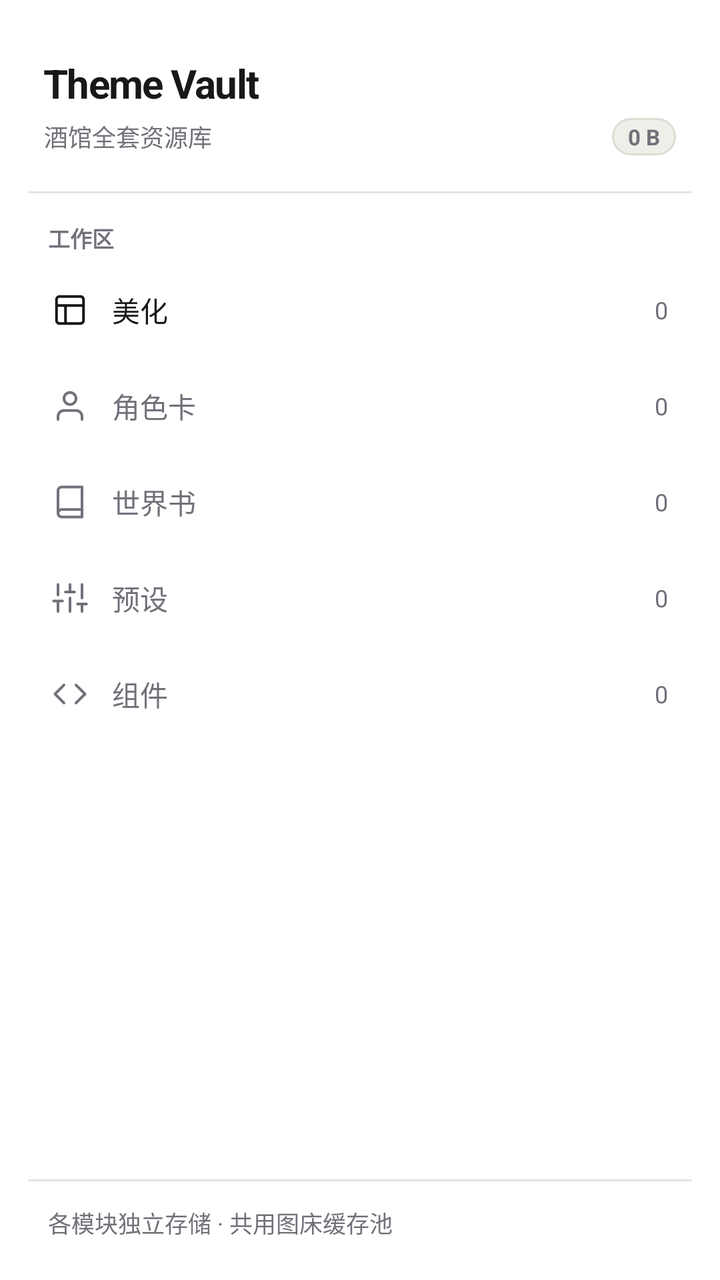
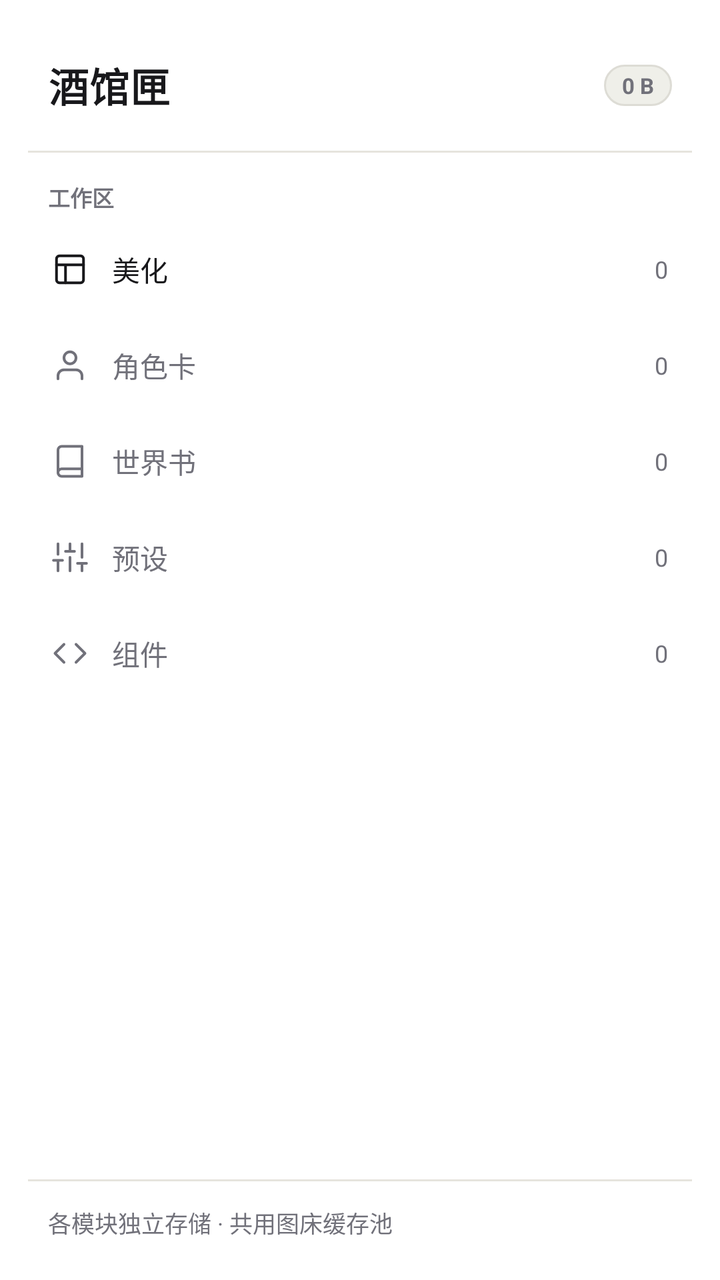

An Android layout rendered at two revisions. The XML below is the earlier revision; the diff shows what the commit changed to produce the second picture.
<!-- AndroidManifest.xml: application theme Theme.STThemeVault -->
<!-- res/layout/layout_drawer.xml -->
<?xml version="1.0" encoding="utf-8"?>
<LinearLayout xmlns:android="http://schemas.android.com/apk/res/android"
    xmlns:app="http://schemas.android.com/apk/res-auto"
    android:layout_width="276dp"
    android:layout_height="match_parent"
    android:layout_gravity="start"
    android:background="@color/surface"
    android:clickable="true"
    android:focusable="true"
    android:orientation="vertical"
    android:paddingHorizontal="14dp"
    android:paddingTop="28dp"
    android:paddingBottom="20dp">

    
    <LinearLayout
        android:layout_width="match_parent"
        android:layout_height="wrap_content"
        android:orientation="vertical"
        android:paddingHorizontal="8dp"
        android:paddingBottom="18dp">

        <TextView
            android:layout_width="wrap_content"
            android:layout_height="wrap_content"
            android:letterSpacing="-0.03"
            android:text="Theme Vault"
            android:textColor="@color/text_primary"
            android:textSize="20sp"
            android:textStyle="bold" />

        <LinearLayout
            android:layout_width="match_parent"
            android:layout_height="wrap_content"
            android:layout_marginTop="4dp"
            android:gravity="center_vertical"
            android:orientation="horizontal">

            <TextView
                android:layout_width="0dp"
                android:layout_height="wrap_content"
                android:layout_weight="1"
                android:text="酒馆全套资源库"
                android:textColor="@color/text_muted"
                android:textSize="12sp" />

            <TextView
                android:id="@+id/tvDrawerTotalSize"
                android:layout_width="wrap_content"
                android:layout_height="wrap_content"
                android:background="@drawable/bg_pill_accent"
                android:paddingHorizontal="8dp"
                android:paddingVertical="2dp"
                android:text="0 B"
                android:textColor="@color/text_muted"
                android:textSize="11sp"
                android:textStyle="bold" />
        </LinearLayout>
    </LinearLayout>

    <View
        android:layout_width="match_parent"
        android:layout_height="1dp"
        android:layout_marginBottom="14dp"
        android:background="@color/border" />

    <TextView
        android:layout_width="wrap_content"
        android:layout_height="wrap_content"
        android:layout_marginBottom="6dp"
        android:paddingHorizontal="10dp"
        android:text="工作区"
        android:textColor="@color/text_muted"
        android:textSize="11sp"
        android:textStyle="bold" />

    
    <LinearLayout
        android:id="@+id/drawerItemThemes"
        android:layout_width="match_parent"
        android:layout_height="44dp"
        android:layout_marginBottom="4dp"
        android:clickable="true"
        android:focusable="true"
        android:gravity="center_vertical"
        android:orientation="horizontal"
        android:paddingHorizontal="12dp">

        <ImageView
            android:id="@+id/ivDrawerThemes"
            android:layout_width="18dp"
            android:layout_height="18dp"
            android:src="@drawable/ic_module_theme"
            app:tint="@color/text_primary" />

        <TextView
            android:id="@+id/tvDrawerThemes"
            android:layout_width="0dp"
            android:layout_height="wrap_content"
            android:layout_marginStart="12dp"
            android:layout_weight="1"
            android:text="美化"
            android:textColor="@color/text_primary"
            android:textSize="14sp" />

        <TextView
            android:id="@+id/tvCountThemes"
            android:layout_width="wrap_content"
            android:layout_height="wrap_content"
            android:text="0"
            android:textColor="@color/text_muted"
            android:textSize="12sp" />
    </LinearLayout>

    
    <LinearLayout
        android:id="@+id/drawerItemCharacters"
        android:layout_width="match_parent"
        android:layout_height="44dp"
        android:layout_marginBottom="4dp"
        android:clickable="true"
        android:focusable="true"
        android:gravity="center_vertical"
        android:orientation="horizontal"
        android:paddingHorizontal="12dp">

        <ImageView
            android:id="@+id/ivDrawerCharacters"
            android:layout_width="18dp"
            android:layout_height="18dp"
            android:src="@drawable/ic_module_character"
            app:tint="@color/text_muted" />

        <TextView
            android:id="@+id/tvDrawerCharacters"
            android:layout_width="0dp"
            android:layout_height="wrap_content"
            android:layout_marginStart="12dp"
            android:layout_weight="1"
            android:text="角色卡"
            android:textColor="@color/text_muted"
            android:textSize="14sp" />

        <TextView
            android:id="@+id/tvCountChars"
            android:layout_width="wrap_content"
            android:layout_height="wrap_content"
            android:text="0"
            android:textColor="@color/text_muted"
            android:textSize="12sp" />
    </LinearLayout>

    
    <LinearLayout
        android:id="@+id/drawerItemWorldBooks"
        android:layout_width="match_parent"
        android:layout_height="44dp"
        android:layout_marginBottom="4dp"
        android:clickable="true"
        android:focusable="true"
        android:gravity="center_vertical"
        android:orientation="horizontal"
        android:paddingHorizontal="12dp">

        <ImageView
            android:id="@+id/ivDrawerWorldBooks"
            android:layout_width="18dp"
            android:layout_height="18dp"
            android:src="@drawable/ic_module_worldbook"
            app:tint="@color/text_muted" />

        <TextView
            android:id="@+id/tvDrawerWorldBooks"
            android:layout_width="0dp"
            android:layout_height="wrap_content"
            android:layout_marginStart="12dp"
            android:layout_weight="1"
            android:text="世界书"
            android:textColor="@color/text_muted"
            android:textSize="14sp" />

        <TextView
            android:id="@+id/tvCountBooks"
            android:layout_width="wrap_content"
            android:layout_height="wrap_content"
            android:text="0"
            android:textColor="@color/text_muted"
            android:textSize="12sp" />
    </LinearLayout>

    
    <LinearLayout
        android:id="@+id/drawerItemPresets"
        android:layout_width="match_parent"
        android:layout_height="44dp"
        android:layout_marginBottom="4dp"
        android:clickable="true"
        android:focusable="true"
        android:gravity="center_vertical"
        android:orientation="horizontal"
        android:paddingHorizontal="12dp">

        <ImageView
            android:id="@+id/ivDrawerPresets"
            android:layout_width="18dp"
            android:layout_height="18dp"
            android:src="@drawable/ic_module_preset"
            app:tint="@color/text_muted" />

        <TextView
            android:id="@+id/tvDrawerPresets"
            android:layout_width="0dp"
            android:layout_height="wrap_content"
            android:layout_marginStart="12dp"
            android:layout_weight="1"
            android:text="预设"
            android:textColor="@color/text_muted"
            android:textSize="14sp" />

        <TextView
            android:id="@+id/tvCountPresets"
            android:layout_width="wrap_content"
            android:layout_height="wrap_content"
            android:text="0"
            android:textColor="@color/text_muted"
            android:textSize="12sp" />
    </LinearLayout>

    
    <LinearLayout
        android:id="@+id/drawerItemComponents"
        android:layout_width="match_parent"
        android:layout_height="44dp"
        android:layout_marginBottom="4dp"
        android:clickable="true"
        android:focusable="true"
        android:gravity="center_vertical"
        android:orientation="horizontal"
        android:paddingHorizontal="12dp">

        <ImageView
            android:id="@+id/ivDrawerComponents"
            android:layout_width="18dp"
            android:layout_height="18dp"
            android:src="@drawable/ic_module_component"
            app:tint="@color/text_muted" />

        <TextView
            android:id="@+id/tvDrawerComponents"
            android:layout_width="0dp"
            android:layout_height="wrap_content"
            android:layout_marginStart="12dp"
            android:layout_weight="1"
            android:text="组件"
            android:textColor="@color/text_muted"
            android:textSize="14sp" />

        <TextView
            android:id="@+id/tvCountComps"
            android:layout_width="wrap_content"
            android:layout_height="wrap_content"
            android:text="0"
            android:textColor="@color/text_muted"
            android:textSize="12sp" />
    </LinearLayout>

    <View
        android:layout_width="match_parent"
        android:layout_height="0dp"
        android:layout_weight="1" />

    <View
        android:layout_width="match_parent"
        android:layout_height="1dp"
        android:layout_marginBottom="12dp"
        android:background="@color/border" />

    <TextView
        android:layout_width="match_parent"
        android:layout_height="wrap_content"
        android:paddingHorizontal="10dp"
        android:text="各模块独立存储 · 共用图床缓存池"
        android:textColor="@color/text_muted"
        android:textSize="11.5sp" />
</LinearLayout>
<!-- resources referenced by this layout -->
<resources>
  <color name="border">#E6E4DD</color>
  <color name="surface">#FFFFFF</color>
  <color name="text_muted">#71717A</color>
  <color name="text_primary">#18181B</color>
  <!-- drawable bg_pill_accent (drawable) -->
  <?xml version="1.0" encoding="utf-8"?>
  <shape xmlns:android="http://schemas.android.com/apk/res/android" android:shape="rectangle">
      <solid android:color="@color/pill_accent_bg" />
      <corners android:radius="999dp" />
      <stroke android:width="1dp" android:color="@color/pill_accent_stroke" />
  </shape>
  <!-- drawable ic_module_character (drawable) -->
  <?xml version="1.0" encoding="utf-8"?>
  <vector xmlns:android="http://schemas.android.com/apk/res/android"
      android:width="20dp"
      android:height="20dp"
      android:viewportWidth="24"
      android:viewportHeight="24">
      <path
          android:fillColor="@android:color/transparent"
          android:pathData="M20,21v-2a4,4 0,0 0,-4 -4H8a4,4 0,0 0,-4 4v2"
          android:strokeWidth="1.8"
          android:strokeColor="#FFFFFF"
          android:strokeLineCap="round"
          android:strokeLineJoin="round" />
      <path
          android:fillColor="@android:color/transparent"
          android:pathData="M12,3a4,4 0,1 0,0 8a4,4 0,1 0,0 -8z"
          android:strokeWidth="1.8"
          android:strokeColor="#FFFFFF"
          android:strokeLineCap="round" />
  </vector>
  <!-- drawable ic_module_component (drawable) -->
  <?xml version="1.0" encoding="utf-8"?>
  <vector xmlns:android="http://schemas.android.com/apk/res/android"
      android:width="20dp"
      android:height="20dp"
      android:viewportWidth="24"
      android:viewportHeight="24">
      <path
          android:fillColor="@android:color/transparent"
          android:pathData="M16,18l6,-6l-6,-6M8,6l-6,6l6,6"
          android:strokeWidth="1.8"
          android:strokeColor="#FFFFFF"
          android:strokeLineCap="round"
          android:strokeLineJoin="round" />
  </vector>
  <!-- drawable ic_module_preset (drawable) -->
  <?xml version="1.0" encoding="utf-8"?>
  <vector xmlns:android="http://schemas.android.com/apk/res/android"
      android:width="20dp"
      android:height="20dp"
      android:viewportWidth="24"
      android:viewportHeight="24">
      <path
          android:fillColor="@android:color/transparent"
          android:pathData="M4,21v-7M4,10V3M12,21v-9M12,8V3M20,21v-5M20,12V3M1,14h6M9,8h6M17,16h6"
          android:strokeWidth="1.8"
          android:strokeColor="#FFFFFF"
          android:strokeLineCap="round"
          android:strokeLineJoin="round" />
  </vector>
  <!-- drawable ic_module_theme (drawable) -->
  <?xml version="1.0" encoding="utf-8"?>
  <vector xmlns:android="http://schemas.android.com/apk/res/android"
      android:width="20dp"
      android:height="20dp"
      android:viewportWidth="24"
      android:viewportHeight="24">
      <path
          android:fillColor="@android:color/transparent"
          android:pathData="M3,5a2,2 0,0 1,2 -2h14a2,2 0,0 1,2 2v14a2,2 0,0 1,-2 2H5a2,2 0,0 1,-2 -2V5z"
          android:strokeWidth="1.8"
          android:strokeColor="#FFFFFF"
          android:strokeLineJoin="round" />
      <path
          android:fillColor="@android:color/transparent"
          android:pathData="M3,9h18M9,21V9"
          android:strokeWidth="1.8"
          android:strokeColor="#FFFFFF"
          android:strokeLineCap="round" />
  </vector>
  <color name="pill_accent_bg">#EFEFE9</color>
  <color name="pill_accent_stroke">#DDDCD5</color>
  <color name="accent">#18181B</color>
  <color name="on_accent">#FFFFFF</color>
  <color name="surface_2">#F0EFEA</color>
  <color name="bg">#F7F7F5</color>
  <!-- unchanged entries left out for length: 2 -->
</resources>

<!-- the commit's change to res/layout/layout_drawer.xml (unified diff, before → after) -->
@@ -16,46 +16,32 @@
     <LinearLayout
         android:layout_width="match_parent"
         android:layout_height="wrap_content"
-        android:orientation="vertical"
-        android:paddingHorizontal="8dp"
+        android:gravity="center_vertical"
+        android:orientation="horizontal"
+        android:paddingHorizontal="10dp"
         android:paddingBottom="18dp">
 
         <TextView
-            android:layout_width="wrap_content"
-            android:layout_height="wrap_content"
-            android:letterSpacing="-0.03"
-            android:text="Theme Vault"
+            android:layout_width="0dp"
+            android:layout_height="wrap_content"
+            android:layout_weight="1"
+            android:letterSpacing="0.02"
+            android:text="酒馆匣"
             android:textColor="@color/text_primary"
             android:textSize="20sp"
             android:textStyle="bold" />
 
-        <LinearLayout
-            android:layout_width="match_parent"
-            android:layout_height="wrap_content"
-            android:layout_marginTop="4dp"
-            android:gravity="center_vertical"
-            android:orientation="horizontal">
-
-            <TextView
-                android:layout_width="0dp"
-                android:layout_height="wrap_content"
-                android:layout_weight="1"
-                android:text="酒馆全套资源库"
-                android:textColor="@color/text_muted"
-                android:textSize="12sp" />
-
-            <TextView
-                android:id="@+id/tvDrawerTotalSize"
-                android:layout_width="wrap_content"
-                android:layout_height="wrap_content"
-                android:background="@drawable/bg_pill_accent"
-                android:paddingHorizontal="8dp"
-                android:paddingVertical="2dp"
-                android:text="0 B"
-                android:textColor="@color/text_muted"
-                android:textSize="11sp"
-                android:textStyle="bold" />
-        </LinearLayout>
+        <TextView
+            android:id="@+id/tvDrawerTotalSize"
+            android:layout_width="wrap_content"
+            android:layout_height="wrap_content"
+            android:background="@drawable/bg_pill_accent"
+            android:paddingHorizontal="9dp"
+            android:paddingVertical="3dp"
+            android:text="0 B"
+            android:textColor="@color/text_muted"
+            android:textSize="11sp"
+            android:textStyle="bold" />
     </LinearLayout>
 
     <View
